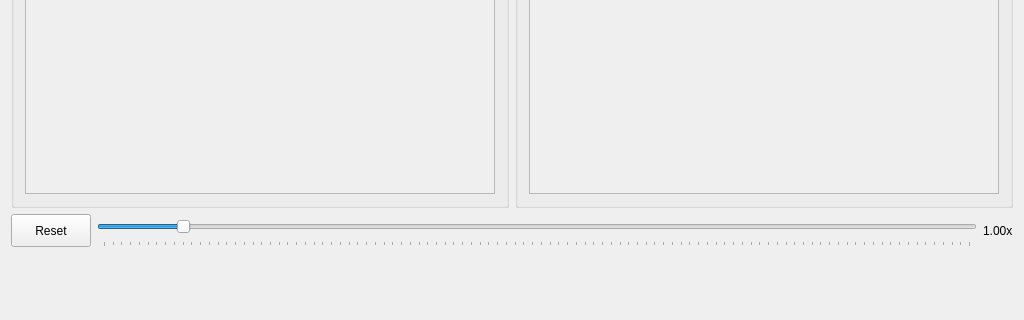
The window that Application/QtDesignerUI/MainWindow.ui (unitbvcv/image_processing_platform) describes before a commit, drawn with Qt 5; both pictures show x 0 to 1024 and y 448 to 768 of the 1024 by 768 pixel window.
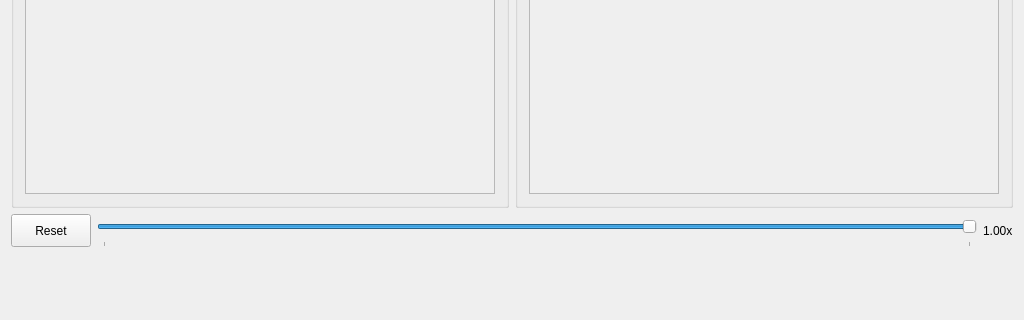
The same window after the commit. Custom widgets are drawn as their Qt base class.

```diff
--- a/Application/QtDesignerUI/MainWindow.ui
+++ b/Application/QtDesignerUI/MainWindow.ui
@@ -167,13 +167,19 @@
          <enum>Qt::NoFocus</enum>
         </property>
         <property name="maximum">
-         <number>198</number>
+         <number>1</number>
+        </property>
+        <property name="singleStep">
+         <number>1</number>
         </property>
         <property name="pageStep">
-         <number>0</number>
+         <number>1</number>
+        </property>
+        <property name="value">
+         <number>1</number>
         </property>
         <property name="sliderPosition">
-         <number>18</number>
+         <number>1</number>
         </property>
         <property name="orientation">
          <enum>Qt::Horizontal</enum>
@@ -182,7 +188,7 @@
          <enum>QSlider::TicksBelow</enum>
         </property>
         <property name="tickInterval">
-         <number>2</number>
+         <number>1</number>
         </property>
        </widget>
       </item>
```
Left out of the diff: 3 changed lines with no effect on the pictures.
